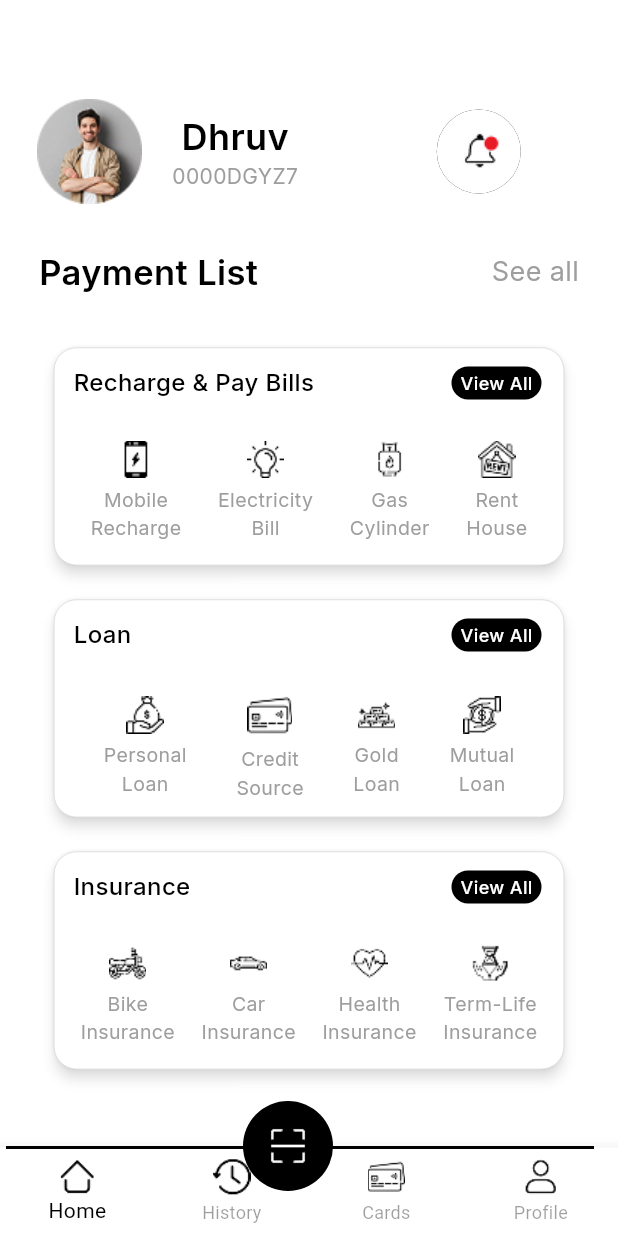
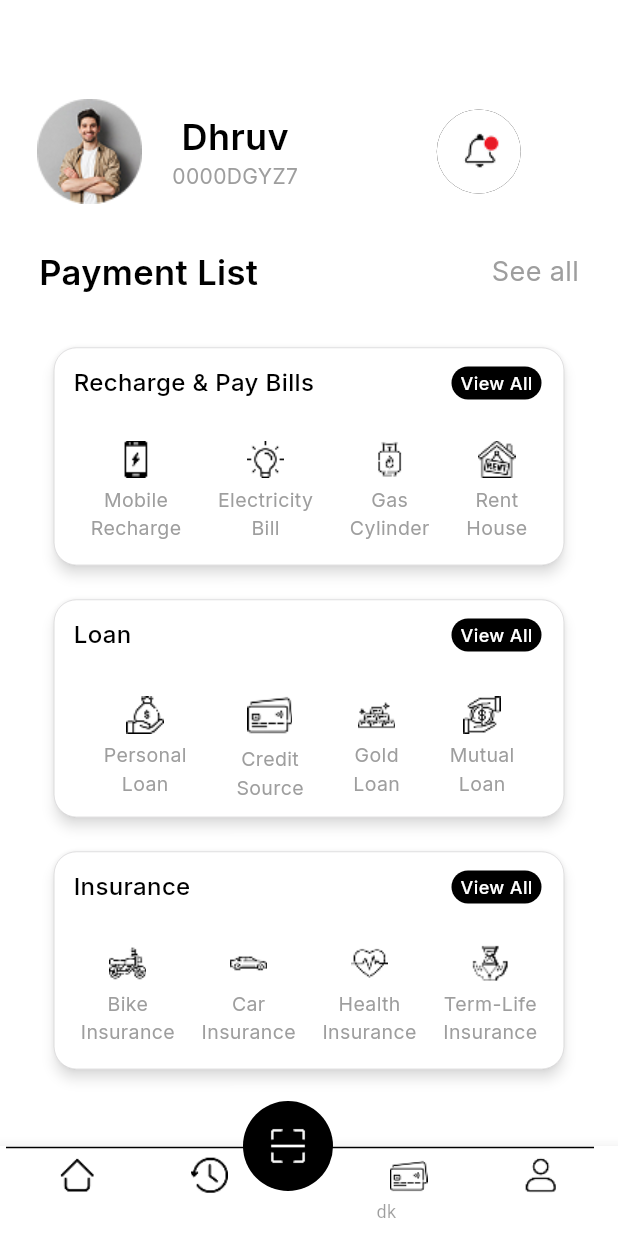
Before and after one commit to dhruvgoel3/QuickPay_Final_Task_App, a Flutter app: the BottomBar screen opened directly, on a phone screen of 412 x 824 dp. Run offline on Flutter 3.47's test engine with Material 3 defaults, Android fonts, the phone set to English and light mode, and no system bars; our stand-ins replace firebase_auth, firebase_core, fluttertoast, get, google_fonts, google_sign_in; accounts and stored records are empty.

Commit message:
screans added

```diff
--- a/lib/AppUi/BottomNavBar/bottom_bar.dart
+++ b/lib/AppUi/BottomNavBar/bottom_bar.dart
@@ -35,7 +35,7 @@ class _BottomBarState extends State<BottomBar> {
               padding: const EdgeInsets.only(top: 60.0, left: 20),
               child: Divider(
                 color: Colors.black,
-                thickness: 2,
+                thickness: 1,
               ),
             ),
             Padding(
@@ -44,11 +44,12 @@ class _BottomBarState extends State<BottomBar> {
                 radius: 30,
                 backgroundColor: Colors.black,
                 child: InkWell(
-                  onTap: (){
-                    Get.to(()=>ScannerPage());
+                    onTap: () {
+                      Get.to(() => ScannerPage());
                     },
                     child: Image.asset(
-                  "assets/scanner 4.png",height: 26,
+                      "assets/scanner 4.png",
+                      height: 26,
                       color: Colors.white,
                     )),
               ),
@@ -74,32 +75,37 @@ class _BottomBarState extends State<BottomBar> {
             _pageController.jumpToPage(index);
           },
           items: [
-
             BottomNavigationBarItem(
                 icon: Image.asset(
                   "assets/home (1) 2.png",
                   height: 25,
                 ),
-                label: "Home"),
+                label: ""),
             BottomNavigationBarItem(
-                icon: Image.asset(
+                icon: Padding(
+                  padding: const EdgeInsets.only(right: 30),
+                  child: Image.asset(
                     "assets/history (1) 2.png",
                     height: 25,
                   ),
-                label: "History"),
+                ),
+                label: ""),
             // BottomNavigationBarItem(icon: SizedBox.shrink(),label: ""),
             BottomNavigationBarItem(
-                icon: Image.asset(
+                icon: Padding(
+                  padding: const EdgeInsets.only(left: 30.0),
+                  child: Image.asset(
                     "assets/credit-card 2.png",
                     height: 25,
                   ),
-                label: "Cards"),
+                ),
+                label: "dk"),
             BottomNavigationBarItem(
                 icon: Image.asset(
                   "assets/user 2.png",
                   height: 25,
                 ),
-                label: "Profile"),
+                label: ""),
           ],
         ),
       ),
```
Lines whose indentation alone changed are shown as unchanged.
